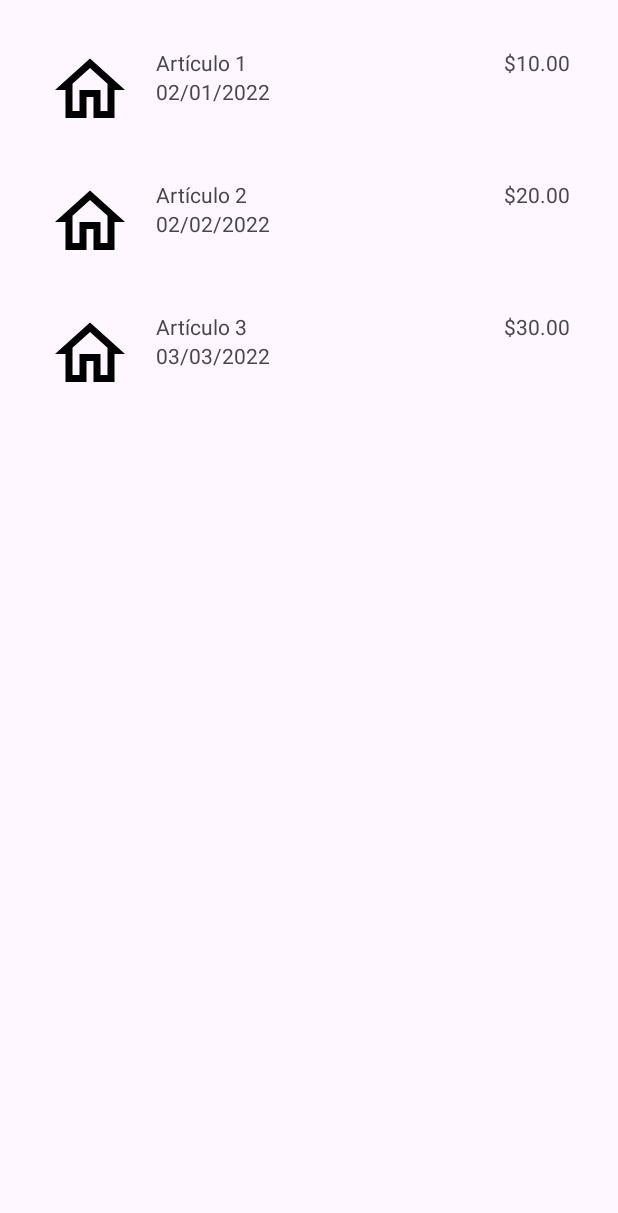
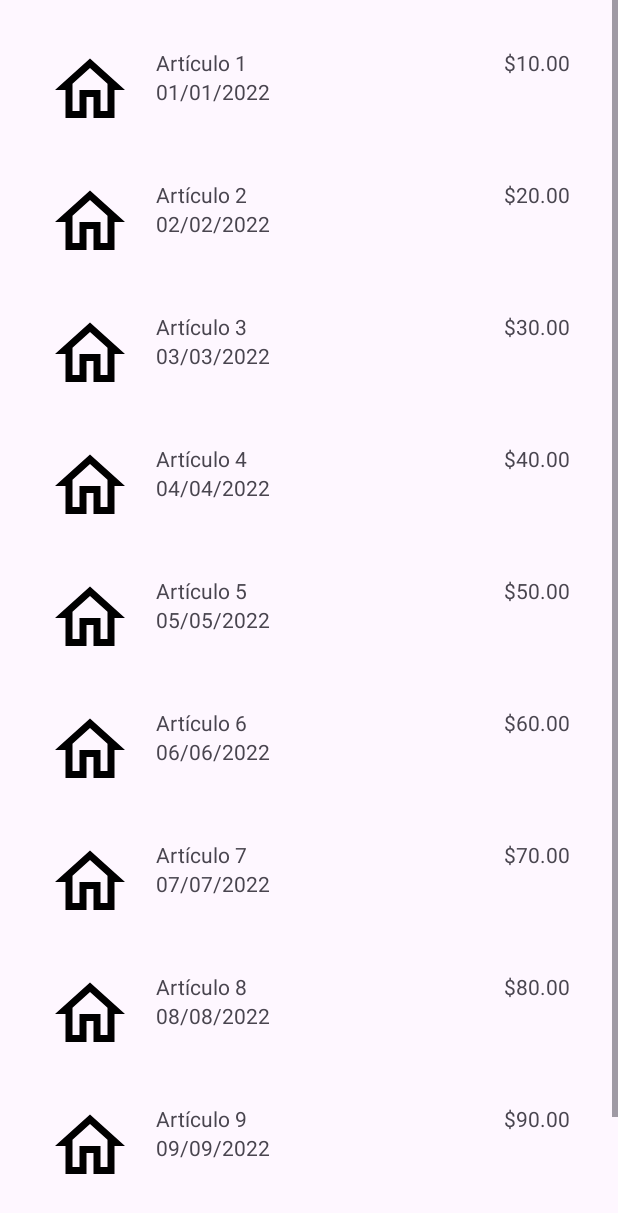
Before and after one commit to OteloxESP/TFG_DAM, an Android app: the fragment GalleryFragment shown on its own in the app's theme, on a phone screen of 412 x 824 dp. Shown: the top 1213 px of the screen. Run offline under Robolectric (Android 15) with nearby library versions, the phone set to English and light mode, and no system bars.

Commit message:
Avances mercado

```diff
--- a/app/build.gradle
+++ b/app/build.gradle
@@ -49,6 +49,7 @@ dependencies {
     implementation 'androidx.lifecycle:lifecycle-viewmodel-ktx:2.4.1'
     implementation 'androidx.navigation:navigation-fragment:2.5.2'
     implementation 'androidx.navigation:navigation-ui:2.5.2'
+    implementation 'androidx.recyclerview:recyclerview:1.3.0'
     testImplementation 'junit:junit:4.13.2'
     androidTestImplementation 'androidx.test.ext:junit:1.1.5'
     androidTestImplementation 'androidx.test.espresso:espresso-core:3.5.1'
--- a/app/src/main/java/com/example/oteloxtfgdam/activity/ui/gallery/GalleryFragment.java
+++ b/app/src/main/java/com/example/oteloxtfgdam/activity/ui/gallery/GalleryFragment.java
@@ -29,9 +29,16 @@ private FragmentGalleryBinding binding;
     binding = FragmentGalleryBinding.inflate(inflater, container, false);
     View root = binding.getRoot();
         List<Item> itemList = new ArrayList<>();
-        itemList.add(new Item("Artículo 1", "02/01/2022", "$10.00"));
+        itemList.add(new Item("Artículo 1", "01/01/2022", "$10.00"));
         itemList.add(new Item("Artículo 2", "02/02/2022", "$20.00"));
         itemList.add(new Item("Artículo 3", "03/03/2022", "$30.00"));
+        itemList.add(new Item("Artículo 4", "04/04/2022", "$40.00"));
+        itemList.add(new Item("Artículo 5", "05/05/2022", "$50.00"));
+        itemList.add(new Item("Artículo 6", "06/06/2022", "$60.00"));
+        itemList.add(new Item("Artículo 7", "07/07/2022", "$70.00"));
+        itemList.add(new Item("Artículo 8", "08/08/2022", "$80.00"));
+        itemList.add(new Item("Artículo 9", "09/09/2022", "$90.00"));
+        itemList.add(new Item("Artículo 10", "10/10/2022", "$100.00"));
         LinearLayout linearLayout = root.findViewById(R.id.linear_layout);
 
         for (Item item : itemList) {
```
